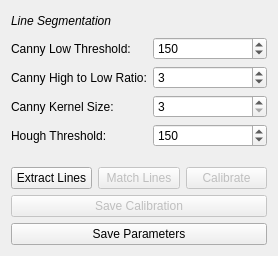
The window that gui/config/CCalibFromLinesConfig.ui (MRPT/autocalib-sensor-extrinsics) describes before a commit, drawn with Qt 5.
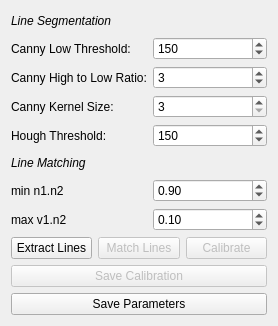
The same window after the commit.

Commit message:
Add code for lines matching and visualization
* Added code for matching of 3D lines based on normal-normal and normal-line dot product constraints
* Added code for visualizaiton of matched 3D lines in the main viewer,
needs fixing

```diff
--- a/gui/config/CCalibFromLinesConfig.ui
+++ b/gui/config/CCalibFromLinesConfig.ui
@@ -7,7 +7,7 @@
     <x>0</x>
     <y>0</y>
     <width>278</width>
-    <height>256</height>
+    <height>319</height>
    </rect>
   </property>
   <property name="windowTitle">
@@ -125,6 +125,63 @@
        </property>
       </widget>
      </item>
+     <item row="5" column="0">
+      <widget class="QLabel" name="line_matching_label">
+       <property name="text">
+        <string>&lt;html&gt;&lt;head/&gt;&lt;body&gt;&lt;p&gt;&lt;span style=&quot; font-style:italic;&quot;&gt;Line Matching&lt;/span&gt;&lt;/p&gt;&lt;/body&gt;&lt;/html&gt;</string>
+       </property>
+      </widget>
+     </item>
+     <item row="5" column="1">
+      <spacer name="horizontalSpacer">
+       <property name="orientation">
+        <enum>Qt::Horizontal</enum>
+       </property>
+       <property name="sizeHint" stdset="0">
+        <size>
+         <width>40</width>
+         <height>20</height>
+        </size>
+       </property>
+      </spacer>
+     </item>
+     <item row="6" column="0">
+      <widget class="QLabel" name="min_normals_dot_prod_label">
+       <property name="text">
+        <string>min n1.n2</string>
+       </property>
+      </widget>
+     </item>
+     <item row="6" column="1">
+      <widget class="QDoubleSpinBox" name="min_normals_dot_prod_sbox">
+       <property name="maximum">
+        <double>1.000000000000000</double>
+       </property>
+       <property name="singleStep">
+        <double>0.010000000000000</double>
+       </property>
+       <property name="value">
+        <double>0.900000000000000</double>
+       </property>
+      </widget>
+     </item>
+     <item row="7" column="0">
+      <widget class="QLabel" name="max_line_normal_dot_prod_label">
+       <property name="text">
+        <string>max v1.n2</string>
+       </property>
+      </widget>
+     </item>
+     <item row="7" column="1">
+      <widget class="QDoubleSpinBox" name="max_line_normal_dot_prod_sbox">
+       <property name="maximum">
+        <double>1.000000000000000</double>
+       </property>
+       <property name="value">
+        <double>0.100000000000000</double>
+       </property>
+      </widget>
+     </item>
     </layout>
    </item>
    <item>
```
Left out of the diff: 2 changed lines with no effect on the pictures. The commit also changes 21 other files.
